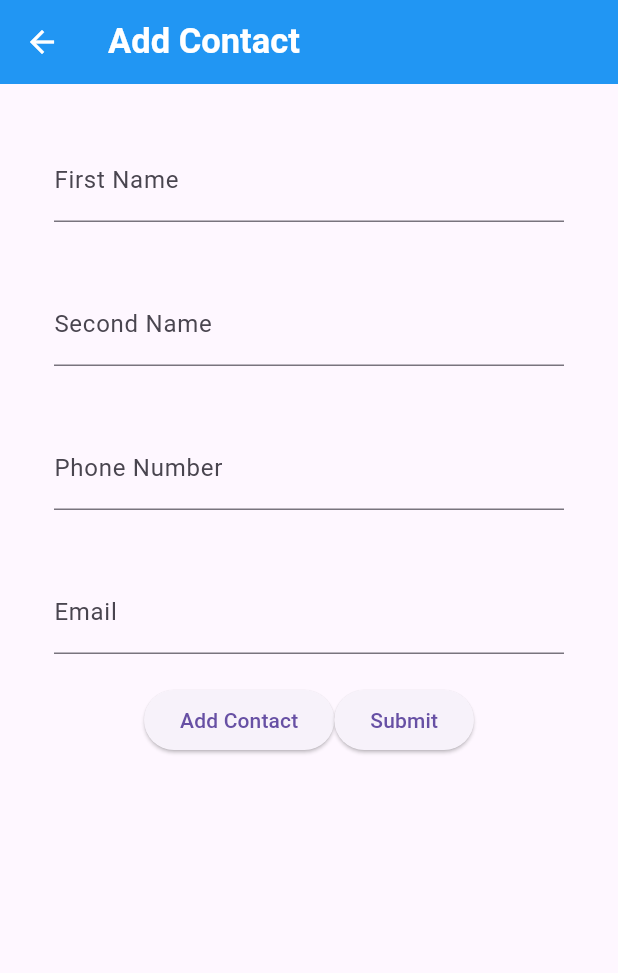
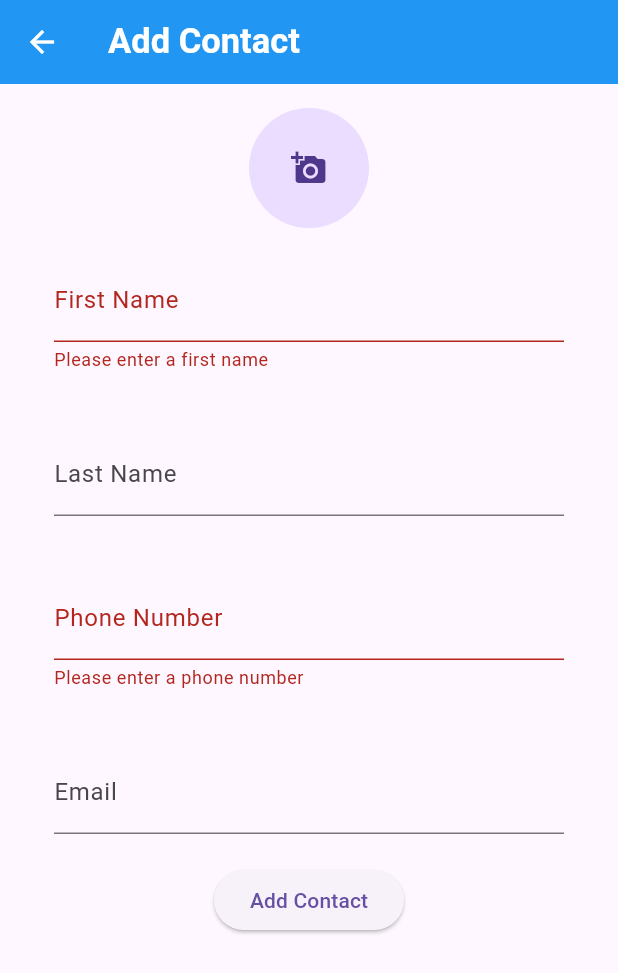
Before and after one commit to CMSC23-Midyear2024/week7-android-features-mizuki-denden, a Flutter app: the ContactForms screen opened directly, after a tap on "Add Contact", on a phone screen of 412 x 824 dp. Shown: the top 973 px of the screen. Run offline on Flutter 3.47's test engine with Material 3 defaults, Android fonts, the phone set to English and light mode, and no system bars; our stand-ins replace flutter_contacts, image_picker, permission_handler.

Commit message:
Inital Commit

```diff
--- a/lib/contact_forms.dart
+++ b/lib/contact_forms.dart
@@ -1,7 +1,11 @@
+import 'dart:io';
 import 'package:flutter/material.dart';
+import 'package:flutter_contacts/flutter_contacts.dart';
+import 'package:image_picker/image_picker.dart';
+import 'package:permission_handler/permission_handler.dart';
+
 
 class ContactForms extends StatefulWidget {
-  // stf widget for the slambook page
   const ContactForms({Key? key}) : super(key: key);
 
   @override
@@ -9,15 +13,25 @@ class ContactForms extends StatefulWidget {
 }
 
 class _ContactFormsState extends State<ContactForms> {
-  // inistializations
-  final _formKey = GlobalKey<FormState>(); // forms
-  final TextEditingController firstNameController =
-      TextEditingController(); // editable text fields
-  final TextEditingController secondNameController = TextEditingController();
+  final _formKey = GlobalKey<FormState>();
+  final TextEditingController firstNameController = TextEditingController();                    // TextEditingControllers for textfields
+  final TextEditingController lastNameController = TextEditingController();
   final TextEditingController phoneNumberController = TextEditingController();
   final TextEditingController emailController = TextEditingController();
-  String labels = '';
-  List<String> friends = [];
+  File? imageFile;                                                                              // variable for image file
+  Permission permission = Permission.camera;                                                    // permission for camera
+  PermissionStatus permissionStatus = PermissionStatus.denied;
+
+  @override
+  void initState() {                                                                            // copied from the demo
+    super.initState();
+    _listenForPermissionStatus();
+  }
+
+  void _listenForPermissionStatus() async {
+    final status = await permission.status;
+    setState(() => permissionStatus = status);
+  }
 
   @override
   Widget build(BuildContext context) {
@@ -25,18 +39,37 @@ class _ContactFormsState extends State<ContactForms> {
       appBar: AppBar(title: Text("Add Contact")),
       body: Padding(
         padding: const EdgeInsets.all(16.0),
-        child: Form(
+        child: Form(                                                                            // form for the textfields data to be saved in the contacts
           key: _formKey,
-          child: ListView(
+          child: ListView(                                                                      // child of form is in ListView
             children: [
+              GestureDetector(                                                                  // https://api.flutter.dev/flutter/widgets/GestureDetector-class.html
+                onTap: () async {                                                               // since a button was not used for the exercise instead a changing icon depending on the picked image
+                    if (permissionStatus == PermissionStatus.granted) {
+                      final image = await ImagePicker()
+                          .pickImage(source: ImageSource.camera);
+
+                      setState(() {
+                        imageFile = image == null ? null : File(image.path);
+                      });
+                    } else {
+                      requestPermission();
+                    }
+                  },
+                child: CircleAvatar(                                                            // https://blog.logrocket.com/clipping-circles-flutter/
+                  radius: 40,
+                  backgroundImage: imageFile != null ? FileImage(imageFile!) : null,            // if the user took an image it will be it will be displayed as the background image
+                  child: imageFile == null ? Icon(Icons.add_a_photo) : null,                    // if the user didnt uplaod an image, it will just be an icon
+                ),
+              ),
               Padding(
                 padding: EdgeInsets.all(20),
-                child: TextFormField(
+                child: TextFormField(                                                            // textfield for the first name
                   controller: firstNameController,
                   decoration: InputDecoration(labelText: 'First Name'),
-                  validator: (value) {
+                  validator: (value) {                                                           // validator to make it required
                     if (value == null || value.isEmpty) {
-                      return 'Please enter your nickname';
+                      return 'Please enter a first name';
                     }
                     return null;
                   },
@@ -44,46 +77,32 @@ class _ContactFormsState extends State<ContactForms> {
               ),
               Padding(
                 padding: EdgeInsets.all(20),
-                child: TextFormField(
-                  controller: secondNameController,
-                  decoration: InputDecoration(
-                    labelText: 'Second Name',
-                  ),
+                child: TextFormField(                                                             // textfield for the second name
+                  controller: lastNameController,
+                  decoration: InputDecoration(labelText: 'Last Name'),
                 ),
               ),
               Padding(
                 padding: EdgeInsets.all(20),
-                child: Row(
-                  children: [
-                    Expanded(
-                      child: TextFormField(
+                child: TextFormField(                                                             // textfield for the phone number
                   controller: phoneNumberController,
-                        decoration: InputDecoration(
-                          labelText: 'Phone Number',
-                        ),
-                        keyboardType: TextInputType.number,
-                        validator: (value) {
+                  decoration: InputDecoration(labelText: 'Phone Number'),
+                  validator: (value) {                                                           // validator to make it required
                     if (value == null || value.isEmpty) {
-                            return 'Please enter a phone number';
+                      return 'Please enter a phone number';                                      // if nothing is put
                     }
                     if (int.tryParse(value) == null) {
-                            // [https://api.flutter.dev/flutter/dart-core/num/tryParse.html]
-                            return 'Please enter a valid phone number';
+                      return 'Please enter a valid phone number';                                // if the input is not a number
                     }
                     return null;
                   },
                 ),
               ),
-                  ],
-                ),
-              ),
               Padding(
                 padding: EdgeInsets.all(20),
-                child: TextFormField(
-                  controller: secondNameController,
-                  decoration: InputDecoration(
-                    labelText: 'Email',
-                  ),
+                child: TextFormField(                                                             // textfield for the email
+                  controller: emailController,
+                  decoration: InputDecoration(labelText: 'Email'),
                 ),
               ),
               Row(
@@ -91,46 +110,39 @@ class _ContactFormsState extends State<ContactForms> {
                 children: [
                   ElevatedButton(
                     onPressed: () {
-                      setState(() {
-                        firstNameController.clear();
-                        secondNameController.clear();
-                        phoneNumberController.clear();
-                      });
+                      if (_formKey.currentState!.validate()) {                                   // after validation
+                        addContact();                                                            // it will perform addContact method
+                        Navigator.pop(context);                                                  // then pop the current screen
+                      }
                     },
                     child: Text("Add Contact"),
                   ),
-                  ElevatedButton(
-                    onPressed: () {
-                      if (_formKey.currentState!.validate()) {
-                        setState(() {
-                          String first = "${firstNameController.text}"
-                          String second = "${secondNameController.text}"
-                          String number = "${phoneNumberController.text}";
-                          String email = "${phoneNumberController.text}";
-                          Contact contact = first, second, number, email
-
-                          // friends.add(summaryText); // add the added friend to the friend list
-                        });
-                        Navigator.pop(
-                          context,
-                            MaterialPageRoute(
-                              builder: (context) => ContactPage(),
+                ],
+              ),
+            ],
+          ),
+        ),
       ),
     );
   }
-                    },
-                    child: Text("Submit"),
-                  ),
 
-                ],
-              ),
 
-            ],
+  void addContact() async {                                                       // pub.dev
+    final contact = Contact()
+      ..name.first = firstNameController.text
+      ..name.last = lastNameController.text
+      ..emails = [Email(emailController.text)]
+      ..phones = [Phone(phoneNumberController.text)];
+    await contact.insert();
+  }
 
-          ),
-        ),
-      ),
+    Future<void> requestPermission() async {                                        // copied from demo
+    final status = await permission.request();
 
-    );
+    setState(() {
+      print(status);
+      permissionStatus = status;
+      print(permissionStatus);
+    });
   }
 }
--- a/pubspec.yaml
+++ b/pubspec.yaml
@@ -37,6 +37,7 @@ dependencies:
   cupertino_icons: ^1.0.6
   flutter_contacts: ^1.1.8
   image_picker: ^1.1.2
+  permission_handler: ^11.3.1
 
 dev_dependencies:
   flutter_test:
```
Also changed, not shown: lib/contact.dart (+15 -9 lines), lib/main.dart (+6 -3 lines), pubspec.lock, 3 other files. Lines whose indentation alone changed are shown as unchanged.
